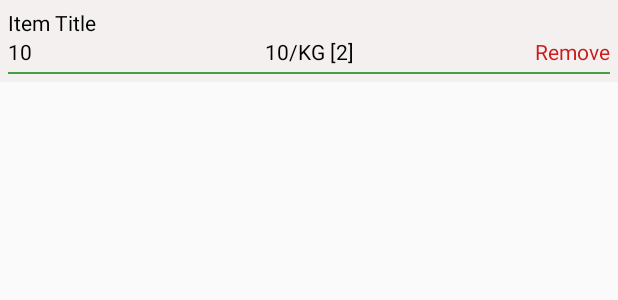
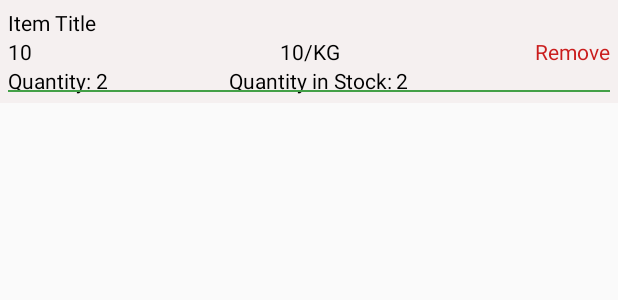
Before and after one commit to ztnuyu/GroceryUsFYP, an Android app: the layout row_cartitem.xml on its own in the app's theme, with its tools: preview values and no code run, on a phone screen of 412 x 824 dp. Shown: the top 300 px of the screen. Run offline under Robolectric (Android 15) with nearby library versions, the phone set to English and light mode, and no system bars; network calls fail.

Commit message:
update stocks in and out

```diff
--- a/app/src/main/java/com/zt/groceryus/adapters/AdapterCartItem.java
+++ b/app/src/main/java/com/zt/groceryus/adapters/AdapterCartItem.java
@@ -13,6 +13,7 @@ import androidx.recyclerview.widget.RecyclerView;
 import com.zt.groceryus.R;
 import com.zt.groceryus.activities.ShopDetailsActivity;
 import com.zt.groceryus.models.ModelCartItem;
+import com.zt.groceryus.models.ModelProduct;
 
 import java.util.ArrayList;
 
@@ -23,6 +24,7 @@ public class AdapterCartItem extends RecyclerView.Adapter<AdapterCartItem.Holder
 
     private Context context;
     private ArrayList<ModelCartItem> cartItems;
+
 
     public AdapterCartItem(Context context, ArrayList<ModelCartItem> cartItems) {
         this.context = context;
--- a/app/src/main/java/com/zt/groceryus/adapters/AdapterProductUser.java
+++ b/app/src/main/java/com/zt/groceryus/adapters/AdapterProductUser.java
@@ -67,6 +67,7 @@ public class AdapterProductUser extends RecyclerView.Adapter<AdapterProductUser.
         holder.descriptionTv.setText(productDescription);
         holder.originalPriceTv.setText("$"+originalPrice);
         holder.discountedPriceTv.setText("$"+discountPrice);
+        holder.quantityProductTv.setText(productQuantity);
 
         if (discountAvailable.equals("true")){
             //product ada discount
@@ -249,7 +250,7 @@ public class AdapterProductUser extends RecyclerView.Adapter<AdapterProductUser.
     class HolderProductUser extends RecyclerView.ViewHolder{
 
         private ImageView productIconIv;
-        private TextView discountedNoteTv, titleTv, descriptionTv, addToCartTv, discountedPriceTv, originalPriceTv;
+        private TextView discountedNoteTv, titleTv, descriptionTv, addToCartTv, discountedPriceTv, originalPriceTv, quantityProductTv;
 
         public HolderProductUser(@NonNull View itemView) {
             super(itemView);
@@ -261,6 +262,7 @@ public class AdapterProductUser extends RecyclerView.Adapter<AdapterProductUser.
             addToCartTv = itemView.findViewById(R.id.addToCartTv);
             discountedPriceTv = itemView.findViewById(R.id.discountedPriceTv);
             originalPriceTv = itemView.findViewById(R.id.originalPriceTv);
+            quantityProductTv = itemView.findViewById(R.id.quantityProductTv);
 
         }
     }
--- a/app/src/main/res/layout/row_cartitem.xml
+++ b/app/src/main/res/layout/row_cartitem.xml
@@ -11,6 +11,45 @@
         android:layout_width="match_parent"
         android:layout_height="wrap_content"
         android:text="Item Title"
+        android:textColor="@color/colorBlack" />
+
+    <TextView
+        android:id="@+id/quantityLabel"
+        android:layout_width="wrap_content"
+        android:layout_height="wrap_content"
+        android:layout_below="@+id/itemPriceTv"
+        android:gravity="center"
+        android:text="Quantity: "
+        android:textColor="@color/colorBlack" />
+
+    <TextView
+        android:id="@+id/itemQuantityTv"
+        android:layout_width="wrap_content"
+        android:layout_height="wrap_content"
+        android:layout_below="@+id/itemPriceTv"
+        android:layout_toRightOf="@+id/quantityLabel"
+        android:gravity="center"
+        android:text="2"
+        android:textColor="@color/colorBlack" />
+
+    <TextView
+        android:id="@+id/totalProductQLabel"
+        android:layout_width="wrap_content"
+        android:layout_height="wrap_content"
+        android:layout_below="@+id/itemPriceTv"
+        android:layout_toRightOf="@+id/itemQuantityTv"
+        android:gravity="center"
+        android:text="                        Quantity in Stock: "
+        android:textColor="@color/colorBlack" />
+
+    <TextView
+        android:id="@+id/itemTotalProductQTv"
+        android:layout_width="wrap_content"
+        android:layout_height="wrap_content"
+        android:layout_below="@+id/itemPriceTv"
+        android:layout_toRightOf="@+id/totalProductQLabel"
+        android:gravity="center"
+        android:text="2"
         android:textColor="@color/colorBlack" />
 
     <TextView
@@ -36,15 +75,6 @@
             android:text="10/KG"
             android:textColor="@color/colorBlack" />
 
-        <TextView
-            android:id="@+id/itemQuantityTv"
-            android:layout_width="wrap_content"
-            android:layout_height="wrap_content"
-            android:layout_marginStart="4dp"
-            android:layout_marginLeft="4dp"
-            android:gravity="center"
-            android:text="[2]"
-            android:textColor="@color/colorBlack" />
 
     </LinearLayout>
 
@@ -61,7 +91,7 @@
     <View
         android:layout_width="match_parent"
         android:layout_height="1dp"
-        android:layout_marginTop="4dp"
+        android:layout_marginTop="16dp"
         android:layout_below="@id/itemRemoveTv"
         android:background="@color/colorGreen" />
 
```
Also changed, not shown: app/src/main/java/com/zt/groceryus/activities/ShopDetailsActivity.java (+18 -2 lines), app/src/main/res/layout/row_product_user.xml (+9 -1 lines).
